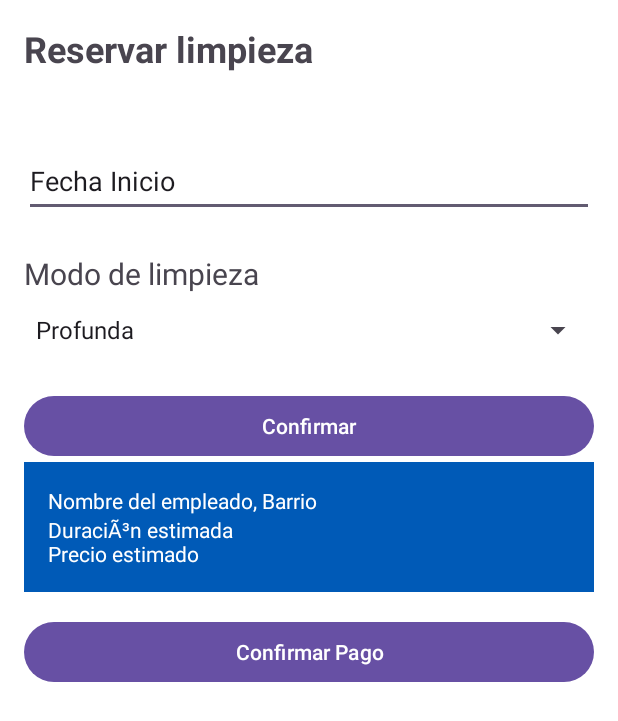
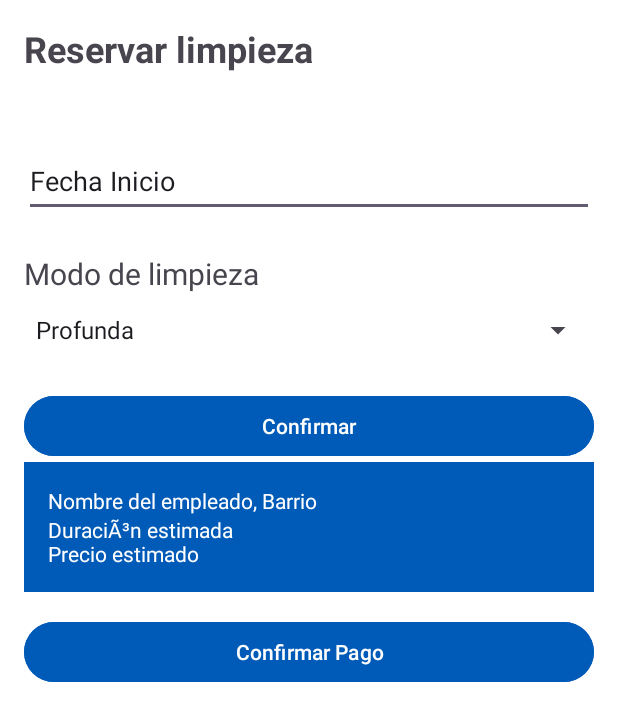
Before and after one commit to Lucasellero/servicio_limpieza, an Android app: the ReservarLimpiezaActivity screen opened directly, with no data from a screen before it, after a tap on "Confirmar", on a phone screen of 412 x 824 dp. Shown: the top 721 px of the screen. Run offline under Robolectric (Android 15) with nearby library versions, the phone set to English and light mode, and no system bars.

Commit message:
Anda solo limpieza regular, MEJOR ESTETICAMENTE

```diff
--- a/app/src/main/java/com/example/servicio_limpieza/ReservarLimpiezaActivity.java
+++ b/app/src/main/java/com/example/servicio_limpieza/ReservarLimpiezaActivity.java
@@ -64,6 +64,7 @@ public class ReservarLimpiezaActivity extends AppCompatActivity {
             @Override
             public void onClick(View v) {
                 mostrarSeccionAzul();
+                btnConfirmarPago.setVisibility(View.VISIBLE);
             }
         });
 
@@ -73,6 +74,7 @@ public class ReservarLimpiezaActivity extends AppCompatActivity {
                 confirmarPago();
             }
         });
+        btnConfirmarPago.setVisibility(View.GONE);
     }
 
     private void mostrarCalendario() {
--- a/app/src/main/res/layout/activity_cargar_propiedad.xml
+++ b/app/src/main/res/layout/activity_cargar_propiedad.xml
@@ -3,6 +3,8 @@
     xmlns:tools="http://schemas.android.com/tools"
     android:layout_width="match_parent"
     android:layout_height="match_parent"
+    android:background="#FFFFFF"
+    android:backgroundTint="#FFFFFF"
     tools:context=".cargar_propiedad">
 
     <TextView
--- a/app/src/main/res/layout/activity_reservar_limpieza.xml
+++ b/app/src/main/res/layout/activity_reservar_limpieza.xml
@@ -40,6 +40,7 @@
         android:layout_width="match_parent"
         android:layout_height="wrap_content"
         android:text="Confirmar"
+        android:backgroundTint="#005AB7"
         android:layout_marginTop="16dp" />
 
     <LinearLayout
@@ -71,6 +72,8 @@
         android:layout_width="match_parent"
         android:layout_height="wrap_content"
         android:text="Confirmar Pago"
-        android:layout_marginTop="16dp" />
+        android:layout_marginTop="16dp"
+        android:backgroundTint="#005AB7"
+        android:visibility="gone"/>
 
 </LinearLayout>
```
